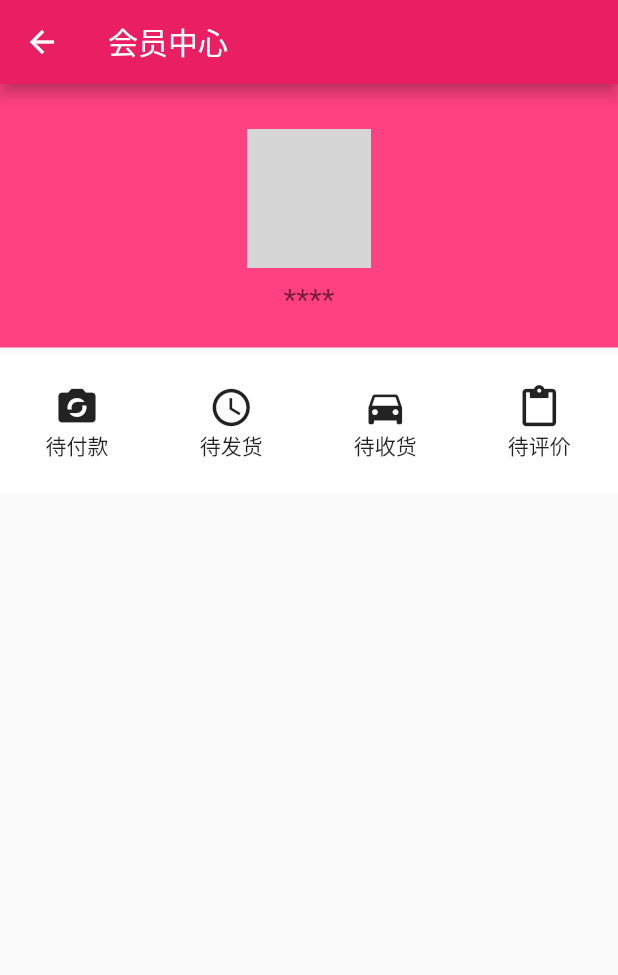
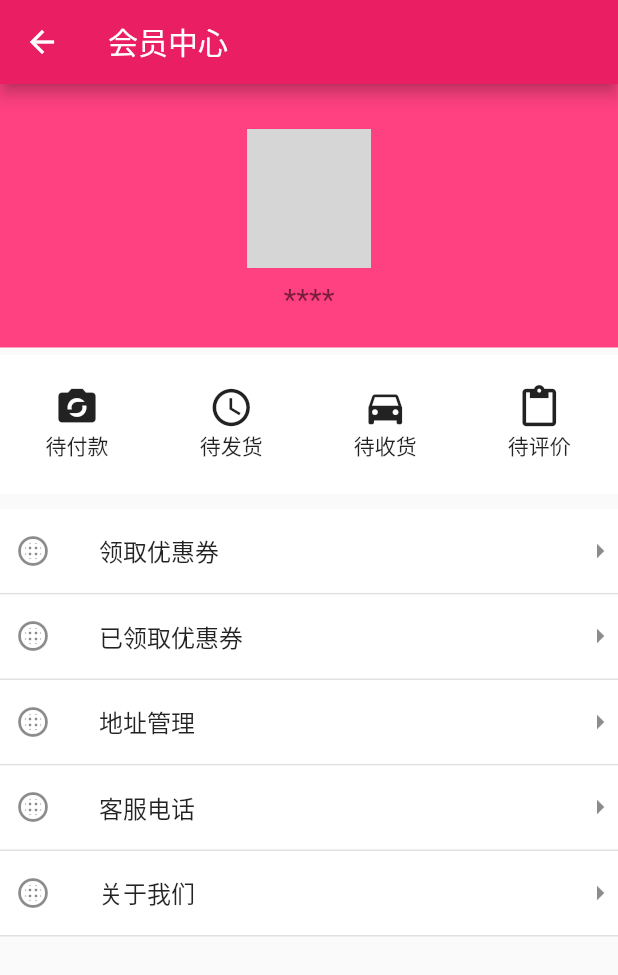
Before and after one commit to remerber/flutter_shop, a Flutter app: the MemberPage screen opened directly, on a phone screen of 412 x 824 dp. Shown: the top 975 px of the screen. Run offline on Flutter 3.47's test engine with Material 2 defaults, Android fonts, the phone set to English and light mode, and no system bars; our stand-ins replace dio, fluro, flutter_easyrefresh, flutter_html, flutter_screenutil, flutter_swiper and 2 more; missing offline and left inert: provide; accounts and stored records are empty; network calls fail; statements that could not run were skipped; grey boxes are pictures that could not be loaded.

Commit message:
66.会员中心_编写ListTile通用方法

```diff
--- a/lib/pages/member_page.dart
+++ b/lib/pages/member_page.dart
@@ -9,6 +9,7 @@ class MemberPage extends StatelessWidget {
         children: <Widget>[
           _topHeader(),
           _orderType(),
+          _actionList()
         ],
       )
     );
@@ -123,4 +124,38 @@ class MemberPage extends StatelessWidget {
       ),
     );
   }
+  // 通用ListTile
+  Widget _myListTile(String title) {
+    return Container(
+      decoration: BoxDecoration(
+        color: Colors.white,
+        border: Border(
+            bottom: BorderSide(
+              width: 1,
+              color: Colors.black12,
+            )),
+      ),
+      child: ListTile(
+        leading: Icon(Icons.blur_circular),
+        title: Text(title),
+        contentPadding: EdgeInsets.only(left: 10),
+        trailing: Icon(Icons.arrow_right),
+      ),
+    );
+  }
+
+  Widget _actionList() {
+    return Container(
+      margin: EdgeInsets.only(top: 10),
+      child: Column(
+        children: <Widget>[
+          _myListTile('领取优惠券'),
+          _myListTile('已领取优惠券'),
+          _myListTile('地址管理'),
+          _myListTile('客服电话'),
+          _myListTile('关于我们'),
+        ],
+      ),
+    );
+  }
 }
```
